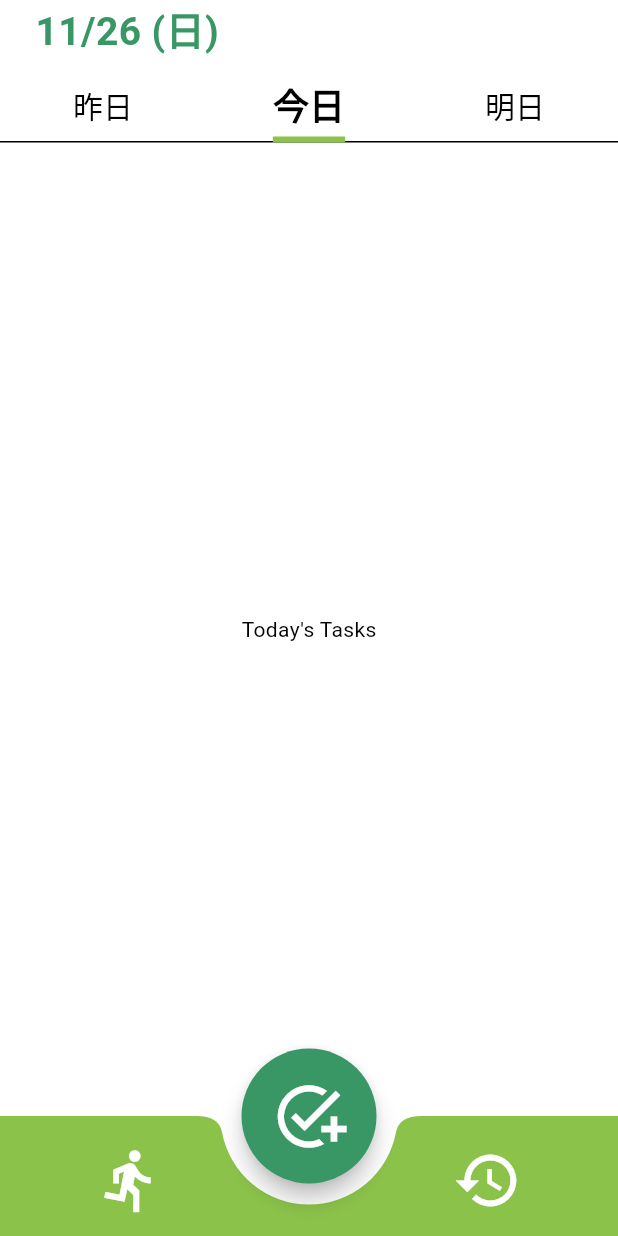
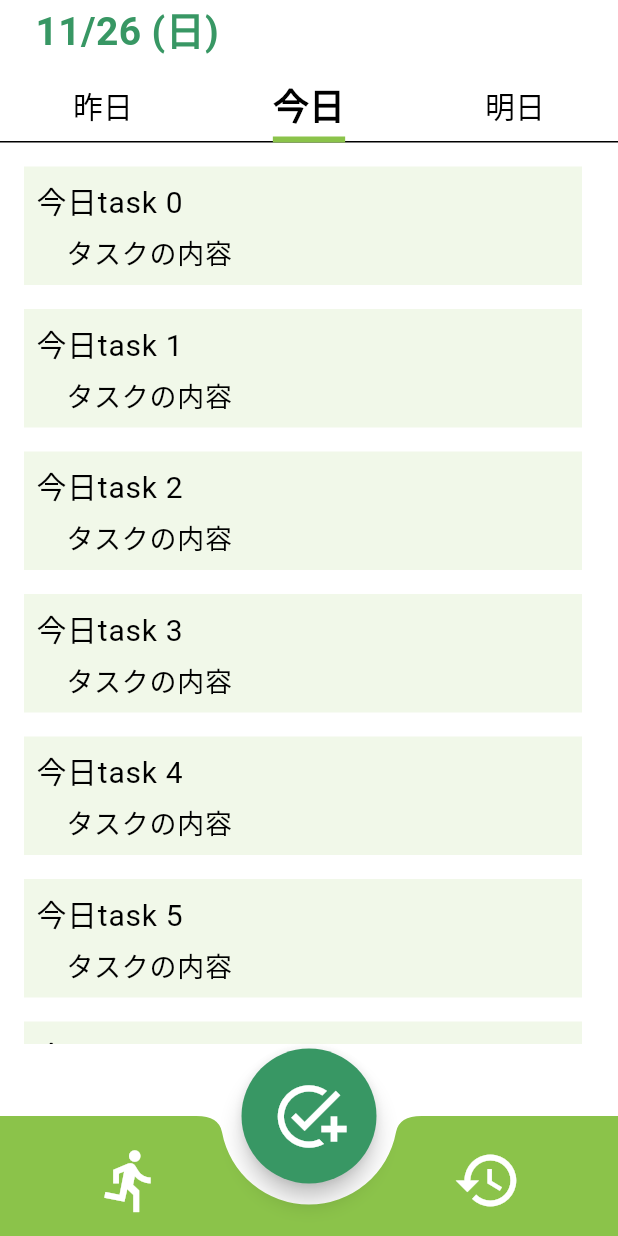
Before and after one commit to akifumi139/santas, a Flutter app: the screen it shows after launch, on a phone screen of 412 x 824 dp. Run offline on Flutter 3.47's test engine with Material 3 defaults, Android fonts, the phone set to English and light mode, and no system bars; our stand-ins replace gap.

Commit message:
add:タスク（モック）リストを作成

```diff
--- a/lib/home_page.dart
+++ b/lib/home_page.dart
@@ -2,6 +2,7 @@ import 'package:flutter/material.dart';
 import 'package:gap/gap.dart';
 import 'package:intl/date_symbol_data_local.dart';
 import 'package:intl/intl.dart';
+import './task_list.dart';
 import './date_type.dart';
 import './add_task.dart';
 import './empty_app_bar.dart';
@@ -107,16 +108,30 @@ class HomePageState extends State<HomePage>
             ),
             unselectedLabelStyle: const TextStyle(fontSize: 20.0),
           ),
+          const Gap(8),
           Expanded(
             child: TabBarView(
               controller: _tabController,
               children: const [
-                Center(child: Text("Yesterday's in task")),
-                Center(child: Text("Today's Tasks")),
-                Center(child: Text("Tomorrow's Tasks")),
+                Center(
+                  child: TaskList(
+                    dateType: DateType.yesterday,
+                  ),
+                ),
+                Center(
+                  child: TaskList(
+                    dateType: DateType.today,
+                  ),
+                ),
+                Center(
+                  child: TaskList(
+                    dateType: DateType.tomorrow,
+                  ),
+                ),
               ],
             ),
           ),
+          const Gap(48),
         ],
       ),
       floatingActionButton: SizedBox(
--- /dev/null
+++ b/lib/task_list.dart
@@ -0,0 +1,69 @@
+import 'package:flutter/material.dart';
+import './date_type.dart';
+
+class TaskList extends StatefulWidget {
+  const TaskList({super.key, required this.dateType});
+
+  final DateType dateType;
+
+  @override
+  State<TaskList> createState() => _TaskListState();
+}
+
+class _TaskListState extends State<TaskList> {
+  late List<String> tasks;
+  late String status;
+
+  @override
+  void initState() {
+    tasks = List<String>.generate(100, (index) => "task $index");
+    switch (widget.dateType) {
+      case DateType.yesterday:
+        status = '昨日';
+        break;
+      case DateType.today:
+        status = '今日';
+
+        break;
+      case DateType.tomorrow:
+        status = '明日';
+        break;
+    }
+
+    super.initState();
+  }
+
+  @override
+  Widget build(BuildContext context) {
+    return ListView.builder(
+        itemCount: tasks.length,
+        itemBuilder: (context, index) {
+          return ListTile(
+            title: Container(
+              color: widget.dateType == DateType.today
+                  ? Colors.lightGreen.shade50
+                  : widget.dateType == DateType.tomorrow
+                      ? Colors.yellow.shade50
+                      : Colors.grey.shade200,
+              padding: const EdgeInsets.all(8),
+              child: Column(
+                crossAxisAlignment: CrossAxisAlignment.start,
+                children: [
+                  Text(
+                    "$status${tasks[index]}",
+                    style: const TextStyle(fontSize: 20),
+                  ),
+                  const Padding(
+                    padding: EdgeInsets.only(left: 20, top: 4),
+                    child: Text(
+                      "タスクの内容",
+                      style: TextStyle(fontSize: 18),
+                    ),
+                  ),
+                ],
+              ),
+            ),
+          );
+        });
+  }
+}
```
